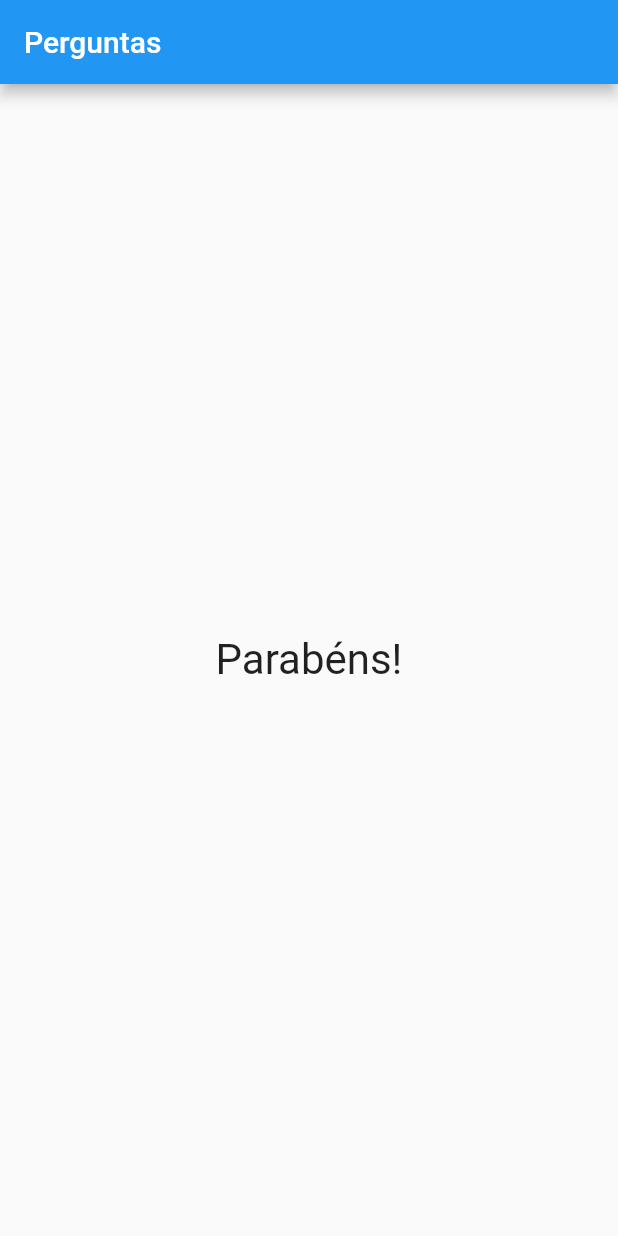
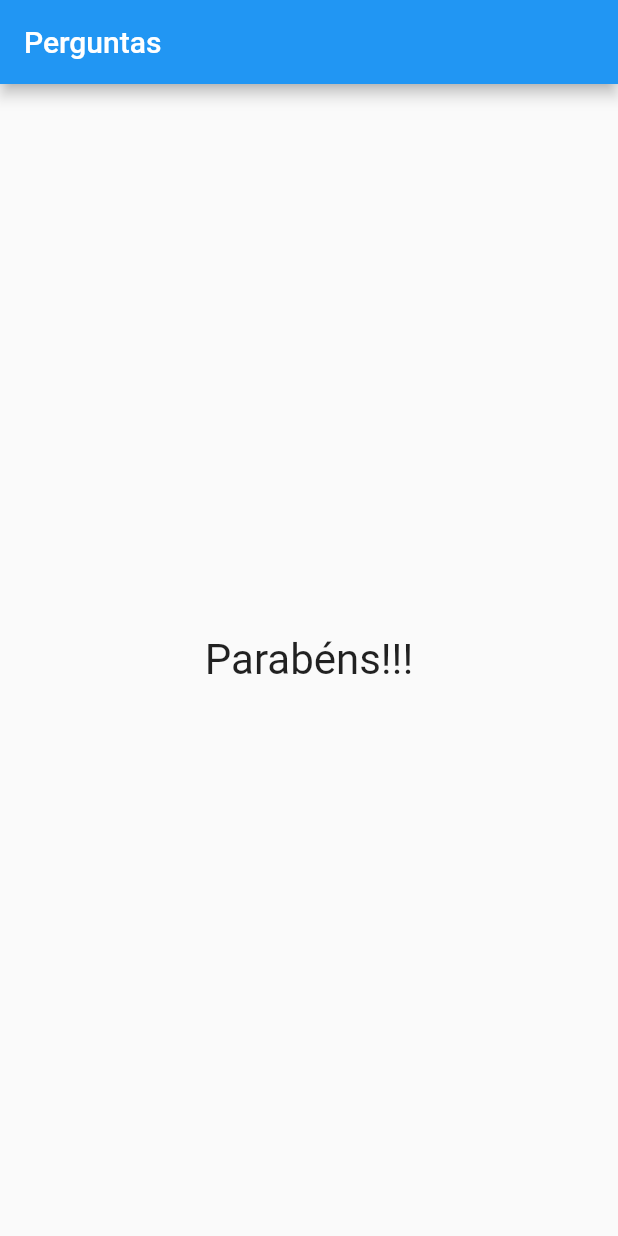
Before and after one commit to masilvasql/Flutter_course, a Flutter app: the screen it shows after launch, after a tap on "Preto", after a tap on "Cobra", after a tap on "Leo", on a phone screen of 412 x 824 dp. Run offline on Flutter 3.47's test engine with Material 2 defaults, Android fonts, the phone set to English and light mode, and no system bars.

Commit message:
componente resultado

```diff
--- a/projeto_perguntas/lib/main.dart
+++ b/projeto_perguntas/lib/main.dart
@@ -1,6 +1,7 @@
 import 'package:flutter/material.dart';
 import "questao.dart";
 import "resposta.dart";
+import 'resultado.dart';
 
 main() => runApp(const PerguntaApp());
 
@@ -56,12 +57,7 @@ class _PerguntaAppState extends State<PerguntaApp> {
                       .toList(),
                 ],
               )
-            : const Center(
-                child: Text(
-                  'Parabéns!',
-                  style: TextStyle(fontSize: 28),
-                ),
-              ),
+            : const Resultado(),
       ),
     );
   }
--- /dev/null
+++ b/projeto_perguntas/lib/resultado.dart
@@ -0,0 +1,14 @@
+import 'package:flutter/material.dart';
+
+class Resultado extends StatelessWidget {
+  const Resultado({Key? key}) : super(key: key);
+
+  @override
+  Widget build(BuildContext context) {
+    return const Center(
+        child: Text(
+      "Parabéns!!!",
+      style: TextStyle(fontSize: 28),
+    ));
+  }
+}
```
